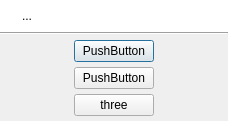
First picture: the form in uman/src/QUMessageBox.ui, repository UltraStar-Deluxe/UltraStar-Manager, before the edit.
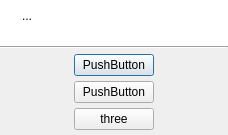
Second picture: the form after the edit. Icons and pictures are not drawn.

Patch:
```diff
--- a/uman/src/QUMessageBox.ui
+++ b/uman/src/QUMessageBox.ui
@@ -9,7 +9,7 @@
     <x>0</x>
     <y>0</y>
     <width>228</width>
-    <height>119</height>
+    <height>135</height>
    </rect>
   </property>
   <property name="windowTitle" >
```
Left out of the diff: 21 changed lines with no effect on the pictures.
